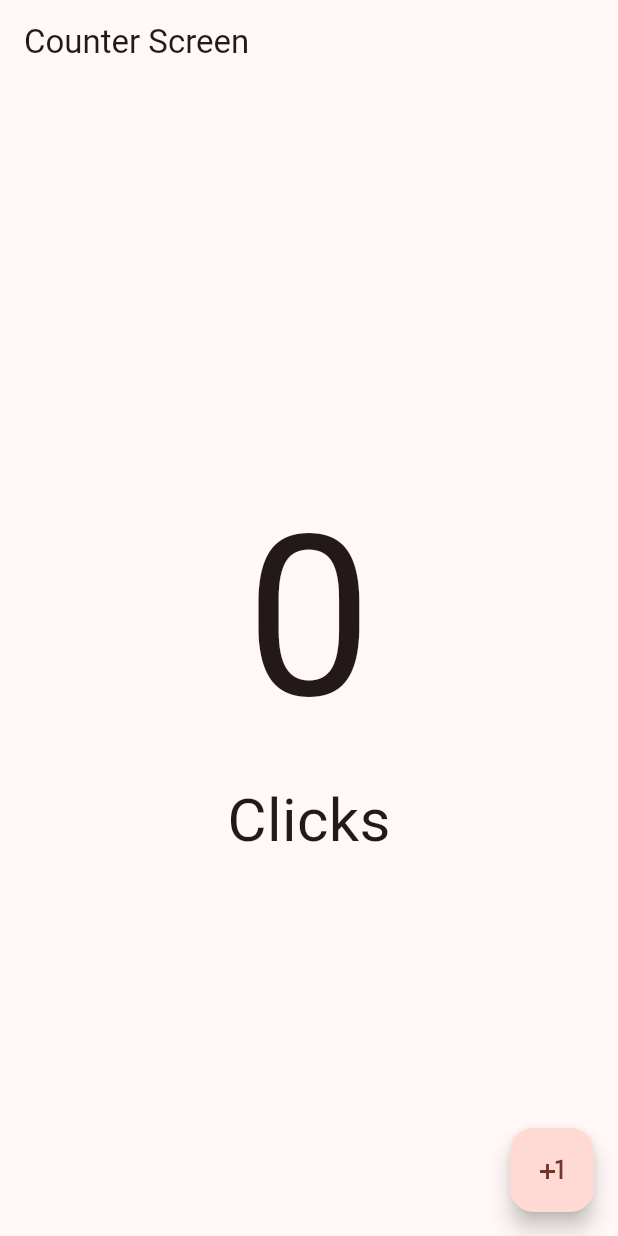
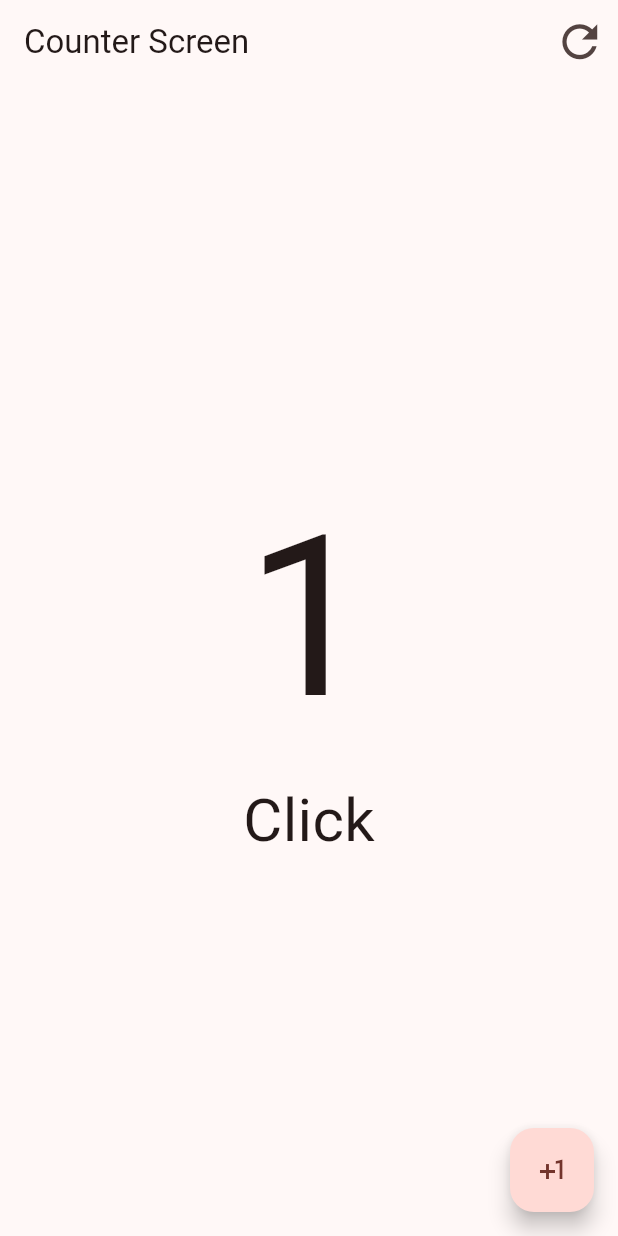
Before and after one commit to tejeoner34/flutter_counter_app, a Flutter app: the screen it shows after launch, after a tap on the "plus one" icon, on a phone screen of 412 x 824 dp. Run offline on Flutter 3.47's test engine with Material 2 defaults, Android fonts, the phone set to English and light mode, and no system bars.

Commit message:
feat: added refresh icon on appbar

```diff
--- a/lib/presentation/screens/counter_screen.dart
+++ b/lib/presentation/screens/counter_screen.dart
@@ -1,25 +1,47 @@
 import 'package:flutter/material.dart';
 
-class CounterScreen extends StatelessWidget {
+class CounterScreen extends StatefulWidget {
   const CounterScreen({super.key});
 
+  @override
+  State<CounterScreen> createState() => _CounterScreenState();
+}
+
+class _CounterScreenState extends State<CounterScreen> {
+  int counterCount = 0;
   @override
   Widget build(BuildContext context) {
     return Scaffold(
       appBar: AppBar(
+        actions: [
+          IconButton(
+            icon: const Icon(Icons.refresh_outlined),
+            onPressed: () {
+              setState(() {
+                counterCount = 0;
+              });
+            },
+            iconSize: 35,
+          ),
+        ],
         title: const Text('Counter Screen'),
       ),
       body: Center(
         child: Column(
           mainAxisAlignment: MainAxisAlignment.center,
-          children: const [
-            Text('0', style: TextStyle(fontSize: 150)),
-            Text('Clicks', style: TextStyle(fontSize: 40))
+          children: [
+            Text('$counterCount', style: const TextStyle(fontSize: 150)),
+            Text(counterCount == 1 ? 'Click' : 'Clicks',
+                style: const TextStyle(fontSize: 40))
           ],
         ),
       ),
       floatingActionButton: FloatingActionButton(
-        onPressed: () {},
+        onPressed: () {
+          setState(() {
+            counterCount++;
+          });
+        },
         child: const Icon(Icons.plus_one),
       ),
     );
```
